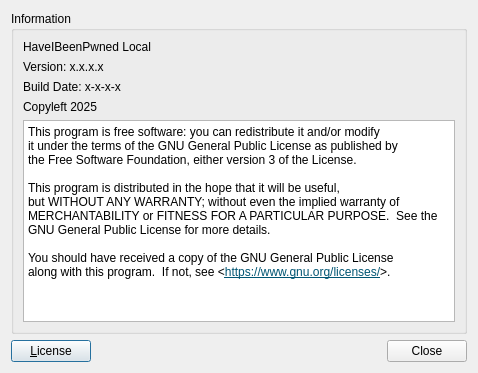
BrainB0ne/haveibeenpwned-local, file aboutdialog.ui: the form before one commit.
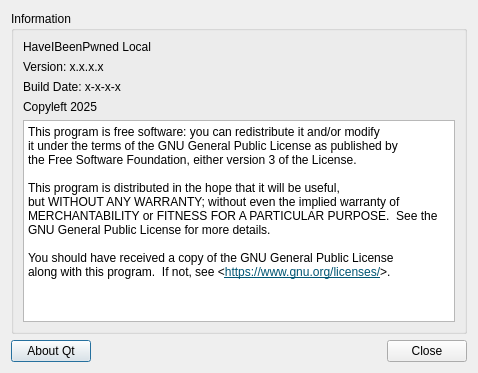
The form after the commit.

Commit message: changed button text

```diff
--- a/aboutdialog.ui
+++ b/aboutdialog.ui
@@ -87,7 +87,7 @@
    <item row="1" column="0">
     <widget class="QPushButton" name="licenseButton">
      <property name="text">
-      <string>&amp;License</string>
+      <string>About Qt</string>
      </property>
     </widget>
    </item>
```
